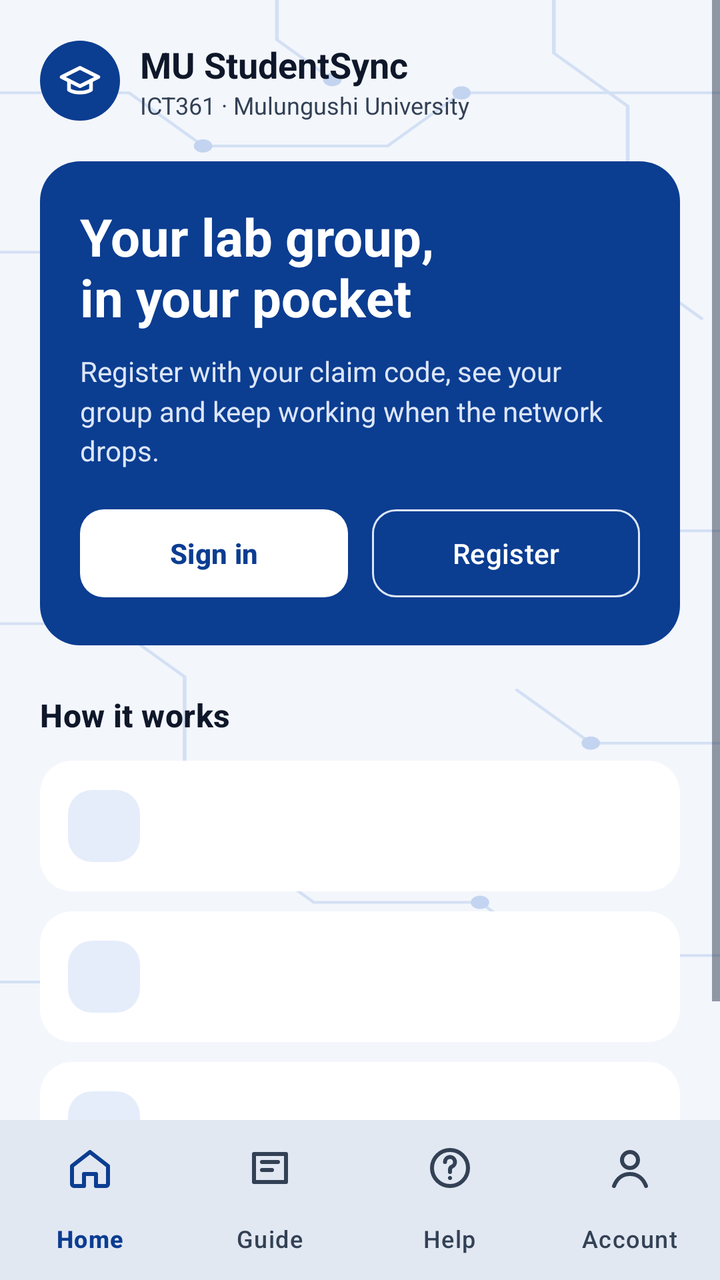
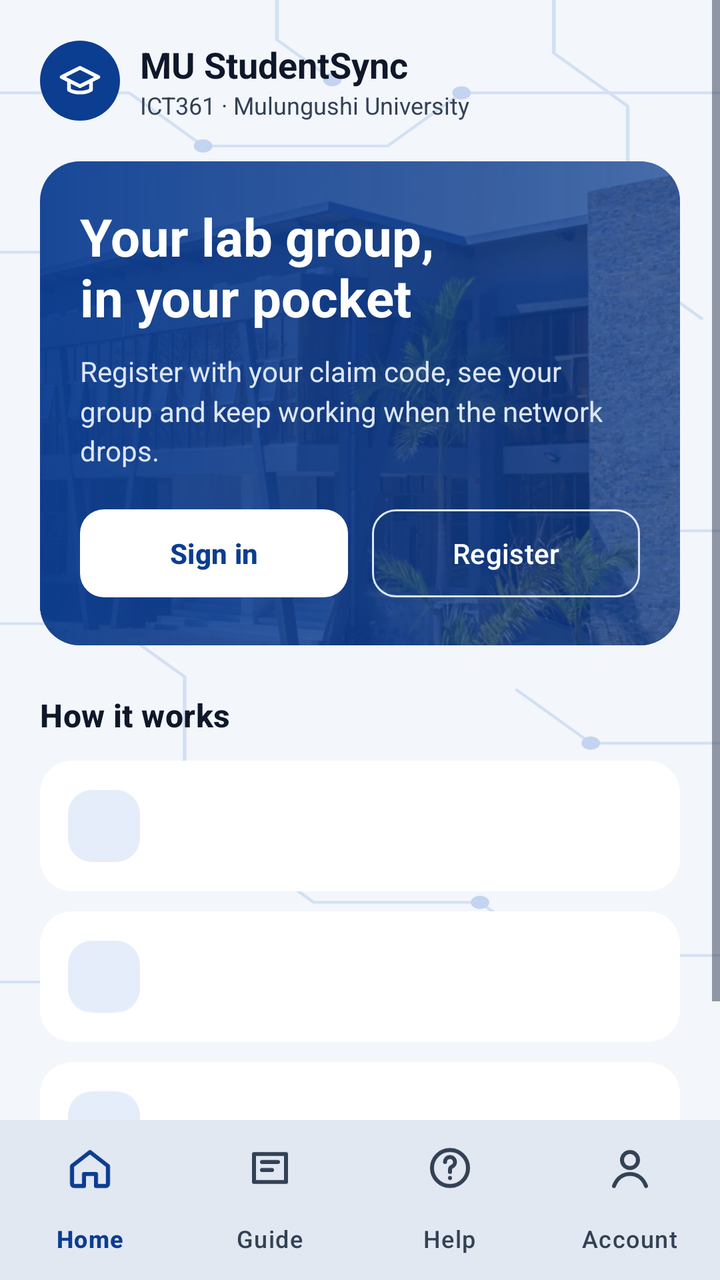

The first picture is an Android layout as it rendered before a commit; the second is the same layout after the commit. The layout source and the unified diff follow.
<!-- AndroidManifest.xml: application theme Theme.MUStudentSync -->
<!-- res/layout/activity_landing.xml -->
<?xml version="1.0" encoding="utf-8"?>
<LinearLayout xmlns:android="http://schemas.android.com/apk/res/android"
    xmlns:app="http://schemas.android.com/apk/res-auto"
    android:layout_width="match_parent"
    android:layout_height="match_parent"
    android:orientation="vertical"
    android:background="@color/campus_ground"
    android:fitsSystemWindows="true">

    <FrameLayout
        android:layout_width="match_parent"
        android:layout_height="0dp"
        android:layout_weight="1">

        
        <ImageView
            android:id="@+id/imgHomeBackground"
            android:layout_width="match_parent"
            android:layout_height="match_parent"
            android:scaleType="fitXY"
            android:src="@drawable/bg_campus_pattern"
            android:importantForAccessibility="no" />

        
        <ScrollView
            android:id="@+id/panelHome"
            android:layout_width="match_parent"
            android:layout_height="match_parent">

            <LinearLayout
                android:layout_width="match_parent"
                android:layout_height="wrap_content"
                android:orientation="vertical"
                android:padding="20dp">

                <LinearLayout
                    android:layout_width="match_parent"
                    android:layout_height="wrap_content"
                    android:gravity="center_vertical"
                    android:orientation="horizontal">

                    <ImageView
                        android:layout_width="40dp"
                        android:layout_height="40dp"
                        android:background="@drawable/bg_campus_hero"
                        android:padding="9dp"
                        android:src="@drawable/ic_school"
                        android:importantForAccessibility="no"
                        app:tint="@android:color/white" />

                    <LinearLayout
                        android:layout_width="wrap_content"
                        android:layout_height="wrap_content"
                        android:layout_marginStart="10dp"
                        android:orientation="vertical">

                        <TextView
                            android:layout_width="wrap_content"
                            android:layout_height="wrap_content"
                            android:text="@string/app_name"
                            android:textColor="@color/campus_text"
                            android:textSize="18sp"
                            android:textStyle="bold" />

                        <TextView
                            android:layout_width="wrap_content"
                            android:layout_height="wrap_content"
                            android:text="@string/landing_university"
                            android:textColor="@color/campus_muted"
                            android:textSize="12sp" />
                    </LinearLayout>
                </LinearLayout>

                
                <LinearLayout
                    android:layout_width="match_parent"
                    android:layout_height="wrap_content"
                    android:layout_marginTop="20dp"
                    android:background="@drawable/bg_campus_hero"
                    android:orientation="vertical"
                    android:padding="20dp">

                    <TextView
                        android:layout_width="wrap_content"
                        android:layout_height="wrap_content"
                        android:text="@string/landing_hero_title"
                        android:textColor="@android:color/white"
                        android:textSize="26sp"
                        android:textStyle="bold"
                        android:accessibilityHeading="true" />

                    <TextView
                        android:layout_width="match_parent"
                        android:layout_height="wrap_content"
                        android:layout_marginTop="10dp"
                        android:lineSpacingMultiplier="1.2"
                        android:text="@string/landing_hero_body"
                        android:textColor="@color/campus_on_navy_muted"
                        android:textSize="14sp" />

                    <LinearLayout
                        android:layout_width="match_parent"
                        android:layout_height="wrap_content"
                        android:layout_marginTop="16dp"
                        android:orientation="horizontal">

                        <com.google.android.material.button.MaterialButton
                            android:id="@+id/btnLandingSignIn"
                            android:layout_width="0dp"
                            android:layout_height="52dp"
                            android:layout_weight="1"
                            android:layout_marginEnd="6dp"
                            android:text="@string/landing_sign_in"
                            android:textColor="@color/campus_hero"
                            android:textStyle="bold"
                            app:backgroundTint="@android:color/white"
                            app:cornerRadius="12dp" />

                        <com.google.android.material.button.MaterialButton
                            android:id="@+id/btnLandingRegister"
                            style="@style/Widget.Material3.Button.OutlinedButton"
                            android:layout_width="0dp"
                            android:layout_height="52dp"
                            android:layout_weight="1"
                            android:layout_marginStart="6dp"
                            android:text="@string/landing_register"
                            android:textColor="@android:color/white"
                            app:strokeColor="@color/campus_on_navy_muted"
                            app:cornerRadius="12dp" />
                    </LinearLayout>
                </LinearLayout>

                <TextView
                    android:layout_width="wrap_content"
                    android:layout_height="wrap_content"
                    android:layout_marginTop="24dp"
                    android:layout_marginBottom="12dp"
                    android:text="@string/landing_how_title"
                    android:textAppearance="@style/TextAppearance.MUSync.Section"
                    android:accessibilityHeading="true" />

                <include
                    android:id="@+id/step1"
                    layout="@layout/item_landing_step" />

                <include
                    android:id="@+id/step2"
                    layout="@layout/item_landing_step" />

                <include
                    android:id="@+id/step3"
                    layout="@layout/item_landing_step" />
            </LinearLayout>
        </ScrollView>

        
        <ScrollView
            android:id="@+id/panelGuide"
            android:layout_width="match_parent"
            android:layout_height="match_parent"
            android:visibility="gone">

            <LinearLayout
                android:layout_width="match_parent"
                android:layout_height="wrap_content"
                android:orientation="vertical"
                android:padding="20dp">

                <TextView
                    android:layout_width="wrap_content"
                    android:layout_height="wrap_content"
                    android:text="@string/guide_title"
                    android:textColor="@color/campus_text"
                    android:textSize="24sp"
                    android:textStyle="bold"
                    android:accessibilityHeading="true" />

                <include
                    android:id="@+id/guideStudents"
                    layout="@layout/item_info_card" />

                <include
                    android:id="@+id/guideLecturers"
                    layout="@layout/item_info_card" />
            </LinearLayout>
        </ScrollView>

        
        <ScrollView
            android:id="@+id/panelHelp"
            android:layout_width="match_parent"
            android:layout_height="match_parent"
            android:visibility="gone">

            <LinearLayout
                android:layout_width="match_parent"
                android:layout_height="wrap_content"
                android:orientation="vertical"
                android:padding="20dp">

                <TextView
                    android:layout_width="wrap_content"
                    android:layout_height="wrap_content"
                    android:text="@string/help_title"
                    android:textColor="@color/campus_text"
                    android:textSize="24sp"
                    android:textStyle="bold"
                    android:accessibilityHeading="true" />

                <include
                    android:id="@+id/helpCode"
                    layout="@layout/item_info_card" />

                <include
                    android:id="@+id/helpOffline"
                    layout="@layout/item_info_card" />

                <include
                    android:id="@+id/helpAccount"
                    layout="@layout/item_info_card" />
            </LinearLayout>
        </ScrollView>

        
        <ScrollView
            android:id="@+id/panelAccount"
            android:layout_width="match_parent"
            android:layout_height="match_parent"
            android:visibility="gone">

            <LinearLayout
                android:layout_width="match_parent"
                android:layout_height="wrap_content"
                android:orientation="vertical"
                android:padding="20dp">

                <TextView
                    android:layout_width="wrap_content"
                    android:layout_height="wrap_content"
                    android:text="@string/account_title"
                    android:textColor="@color/campus_text"
                    android:textSize="24sp"
                    android:textStyle="bold"
                    android:accessibilityHeading="true" />

                <TextView
                    android:layout_width="match_parent"
                    android:layout_height="wrap_content"
                    android:layout_marginTop="8dp"
                    android:lineSpacingMultiplier="1.2"
                    android:text="@string/account_body"
                    android:textColor="@color/campus_muted"
                    android:textSize="14sp" />

                <com.google.android.material.button.MaterialButton
                    android:id="@+id/btnAccountSignIn"
                    android:layout_width="match_parent"
                    android:layout_height="52dp"
                    android:layout_marginTop="20dp"
                    android:text="@string/landing_sign_in"
                    android:textColor="@android:color/white"
                    app:backgroundTint="@color/campus_hero"
                    app:cornerRadius="12dp" />

                <com.google.android.material.button.MaterialButton
                    android:id="@+id/btnAccountRegister"
                    style="@style/Widget.Material3.Button.OutlinedButton"
                    android:layout_width="match_parent"
                    android:layout_height="52dp"
                    android:layout_marginTop="10dp"
                    android:text="@string/landing_register"
                    android:textColor="@color/campus_navy"
                    app:strokeColor="@color/campus_navy"
                    app:cornerRadius="12dp" />

                <include
                    android:id="@+id/themePickerLanding"
                    layout="@layout/layout_theme_picker" />
            </LinearLayout>
        </ScrollView>
    </FrameLayout>

    <com.google.android.material.bottomnavigation.BottomNavigationView
        android:id="@+id/bottomNavLanding"
        style="@style/Widget.MUSync.BottomNav"
        android:layout_width="match_parent"
        android:layout_height="wrap_content"
        app:menu="@menu/menu_nav_landing" />
</LinearLayout>
<!-- res/layout/item_landing_step.xml (included above) -->
<?xml version="1.0" encoding="utf-8"?>
<LinearLayout xmlns:android="http://schemas.android.com/apk/res/android"
    android:layout_width="match_parent"
    android:layout_height="wrap_content"
    android:layout_marginBottom="10dp"
    android:background="@drawable/bg_campus_card"
    android:gravity="center_vertical"
    android:orientation="horizontal"
    android:padding="14dp">

    <TextView
        android:id="@+id/tvStepNumber"
        android:layout_width="36dp"
        android:layout_height="36dp"
        android:background="@drawable/bg_campus_tile"
        android:gravity="center"
        android:textColor="@color/campus_navy"
        android:textSize="15sp"
        android:textStyle="bold" />

    <LinearLayout
        android:layout_width="0dp"
        android:layout_height="wrap_content"
        android:layout_marginStart="12dp"
        android:layout_weight="1"
        android:orientation="vertical">

        <TextView
            android:id="@+id/tvStepTitle"
            android:layout_width="wrap_content"
            android:layout_height="wrap_content"
            android:textColor="@color/campus_text"
            android:textSize="14sp"
            android:textStyle="bold" />

        <TextView
            android:id="@+id/tvStepBody"
            android:layout_width="wrap_content"
            android:layout_height="wrap_content"
            android:layout_marginTop="2dp"
            android:textColor="@color/campus_muted"
            android:textSize="12sp" />
    </LinearLayout>
</LinearLayout>
<!-- res/layout/item_info_card.xml (included above) -->
<?xml version="1.0" encoding="utf-8"?>
<LinearLayout xmlns:android="http://schemas.android.com/apk/res/android"
    android:layout_width="match_parent"
    android:layout_height="wrap_content"
    android:layout_marginTop="14dp"
    android:background="@drawable/bg_campus_card"
    android:orientation="vertical"
    android:padding="16dp">

    <TextView
        android:id="@+id/tvInfoTitle"
        android:layout_width="wrap_content"
        android:layout_height="wrap_content"
        android:textColor="@color/campus_text"
        android:textSize="15sp"
        android:textStyle="bold" />

    <TextView
        android:id="@+id/tvInfoBody"
        android:layout_width="match_parent"
        android:layout_height="wrap_content"
        android:layout_marginTop="6dp"
        android:lineSpacingMultiplier="1.2"
        android:textColor="@color/campus_muted"
        android:textSize="14sp" />
</LinearLayout>
<!-- res/layout/layout_theme_picker.xml (included above) -->
<?xml version="1.0" encoding="utf-8"?>
<LinearLayout xmlns:android="http://schemas.android.com/apk/res/android"
    xmlns:app="http://schemas.android.com/apk/res-auto"
    android:layout_width="match_parent"
    android:layout_height="wrap_content"
    android:layout_marginTop="16dp"
    android:background="@drawable/bg_campus_card"
    android:orientation="vertical"
    android:padding="16dp">

    <TextView
        android:layout_width="wrap_content"
        android:layout_height="wrap_content"
        android:text="@string/appearance_title"
        android:textColor="@color/campus_text"
        android:textSize="15sp"
        android:textStyle="bold"
        android:accessibilityHeading="true" />

    <com.google.android.material.button.MaterialButtonToggleGroup
        android:id="@+id/toggleTheme"
        android:layout_width="match_parent"
        android:layout_height="wrap_content"
        android:layout_marginTop="12dp"
        app:singleSelection="true"
        app:selectionRequired="true">

        <com.google.android.material.button.MaterialButton
            android:id="@+id/btnThemeSystem"
            style="@style/Widget.Material3.Button.OutlinedButton"
            android:layout_width="0dp"
            android:layout_height="48dp"
            android:layout_weight="1"
            android:text="@string/theme_system" />

        <com.google.android.material.button.MaterialButton
            android:id="@+id/btnThemeLight"
            style="@style/Widget.Material3.Button.OutlinedButton"
            android:layout_width="0dp"
            android:layout_height="48dp"
            android:layout_weight="1"
            android:text="@string/theme_light" />

        <com.google.android.material.button.MaterialButton
            android:id="@+id/btnThemeDark"
            style="@style/Widget.Material3.Button.OutlinedButton"
            android:layout_width="0dp"
            android:layout_height="48dp"
            android:layout_weight="1"
            android:text="@string/theme_dark" />
    </com.google.android.material.button.MaterialButtonToggleGroup>

    <TextView
        android:layout_width="wrap_content"
        android:layout_height="wrap_content"
        android:layout_marginTop="8dp"
        android:text="@string/appearance_hint"
        android:textColor="@color/campus_muted"
        android:textSize="12sp" />
</LinearLayout>
<!-- resources referenced by this layout -->
<resources>
  <color name="campus_ground">#F3F6FB</color>
  <color name="campus_hero">#0B3D91</color>
  <color name="campus_muted">#334155</color>
  <color name="campus_navy">#0B3D91</color>
  <color name="campus_on_navy_muted">#DCE6F7</color>
  <color name="campus_text">#0F172A</color>
  <!-- drawable bg_campus_card (drawable) -->
  <?xml version="1.0" encoding="utf-8"?>
  <shape xmlns:android="http://schemas.android.com/apk/res/android" android:shape="rectangle">
      <solid android:color="@color/campus_card" />
      <corners android:radius="16dp" />
  </shape>
  <!-- drawable bg_campus_hero (drawable) -->
  <?xml version="1.0" encoding="utf-8"?>
  <shape xmlns:android="http://schemas.android.com/apk/res/android" android:shape="rectangle">
      <solid android:color="@color/campus_hero" />
      <corners android:radius="20dp" />
  </shape>
  <!-- drawable bg_campus_tile (drawable) -->
  <?xml version="1.0" encoding="utf-8"?>
  <shape xmlns:android="http://schemas.android.com/apk/res/android" android:shape="rectangle">
      <solid android:color="@color/campus_tile" />
      <corners android:radius="12dp" />
  </shape>
  <string name="account_body">Sign in if you already have an account, or register with the claim code from your lecturer.</string>
  <string name="account_title">Account</string>
  <string name="app_name">MU StudentSync</string>
  <string name="appearance_hint">Phone follows your phone\'s dark mode setting.</string>
  <string name="appearance_title">Appearance</string>
  <string name="guide_title">Guide</string>
  <string name="help_title">Help</string>
  <string name="landing_hero_body">Register with your claim code, see your group and keep working when the network drops.</string>
  <string name="landing_hero_title">Your lab group,\nin your pocket</string>
  <string name="landing_how_title">How it works</string>
  <string name="landing_register">Register</string>
  <string name="landing_sign_in">Sign in</string>
  <string name="landing_university">ICT361 · Mulungushi University</string>
  <string name="theme_dark">Dark</string>
  <string name="theme_light">Light</string>
  <string name="theme_system">Phone</string>
  <style name="TextAppearance.MUSync.Section" parent="TextAppearance.Material3.TitleMedium">
          <item name="android:textColor">@color/campus_text</item>
          <item name="android:textStyle">bold</item>
      </style>
  <style name="Widget.MUSync.BottomNav" parent="Widget.Material3.BottomNavigationView">
          <item name="android:background">@color/campus_card</item>
          <item name="itemIconTint">@color/nav_item_color</item>
          <item name="itemTextColor">@color/nav_item_color</item>
          <item name="itemActiveIndicatorStyle">@style/Widget.MUSync.BottomNav.Indicator</item>
          <item name="labelVisibilityMode">labeled</item>
          <item name="elevation">8dp</item>
      </style>
  <style name="Theme.MUStudentSync" parent="Base.Theme.MUStudentSync" />
  <color name="campus_card">#FFFFFF</color>
  <color name="campus_tile">#E5EDFB</color>
  <style name="Widget.MUSync.BottomNav.Indicator" parent="Widget.Material3.BottomNavigationView.ActiveIndicator">
          <item name="android:color">@color/campus_tile</item>
      </style>
  <color name="campus_primary">#0B3D91</color>
  <color name="campus_on_primary">#FFFFFF</color>
  <color name="campus_blue">#1F5FD1</color>
  <color name="campus_line">#CBD5E1</color>
  <color name="campus_full">#B42318</color>
  <!-- unchanged entries left out for length: 3 -->
</resources>

<!-- the commit's change to res/layout/activity_landing.xml (unified diff, before → after) -->
@@ -72,11 +72,34 @@
                 </LinearLayout>
 
                 
+                <com.google.android.material.card.MaterialCardView
+                    android:layout_width="match_parent"
+                    android:layout_height="wrap_content"
+                    android:layout_marginTop="20dp"
+                    app:cardBackgroundColor="@color/campus_hero"
+                    app:cardCornerRadius="20dp"
+                    app:cardElevation="0dp"
+                    app:strokeWidth="0dp">
+
+                <FrameLayout
+                    android:layout_width="match_parent"
+                    android:layout_height="wrap_content">
+
+                <ImageView
+                    android:layout_width="match_parent"
+                    android:layout_height="match_parent"
+                    android:scaleType="centerCrop"
+                    android:src="@drawable/bg_campus_building"
+                    android:importantForAccessibility="no" />
+
+                <View
+                    android:layout_width="match_parent"
+                    android:layout_height="match_parent"
+                    android:background="@drawable/bg_hero_photo_overlay" />
+
                 <LinearLayout
                     android:layout_width="match_parent"
                     android:layout_height="wrap_content"
-                    android:layout_marginTop="20dp"
-                    android:background="@drawable/bg_campus_hero"
                     android:orientation="vertical"
                     android:padding="20dp">
 
@@ -129,6 +152,8 @@
                             app:cornerRadius="12dp" />
                     </LinearLayout>
                 </LinearLayout>
+                </FrameLayout>
+                </com.google.android.material.card.MaterialCardView>
 
                 <TextView
                     android:layout_width="wrap_content"
<!-- resource entries referenced after the edit -->
@@ -6,6 +6,7 @@
   <color name="campus_navy">#0B3D91</color>
   <color name="campus_on_navy_muted">#DCE6F7</color>
   <color name="campus_text">#0F172A</color>
+  <!-- drawable bg_campus_building: webp bitmap (drawable-nodpi, 68230 bytes) -->
   <!-- drawable bg_campus_card (drawable) -->
   <?xml version="1.0" encoding="utf-8"?>
   <shape xmlns:android="http://schemas.android.com/apk/res/android" android:shape="rectangle">
@@ -23,6 +24,14 @@
   <shape xmlns:android="http://schemas.android.com/apk/res/android" android:shape="rectangle">
       <solid android:color="@color/campus_tile" />
       <corners android:radius="12dp" />
+  </shape>
+  <!-- drawable bg_hero_photo_overlay (drawable) -->
+  <?xml version="1.0" encoding="utf-8"?>
+  <shape xmlns:android="http://schemas.android.com/apk/res/android" android:shape="rectangle">
+      <gradient
+          android:angle="0"
+          android:startColor="#F00B3D91"
+          android:endColor="#B30B3D91" />
   </shape>
   <string name="account_body">Sign in if you already have an account, or register with the claim code from your lecturer.</string>
   <string name="account_title">Account</string>
